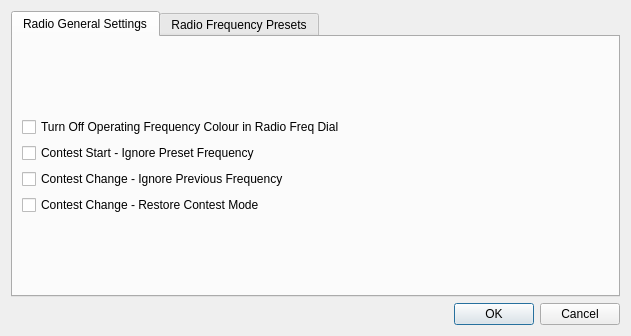
Old version of the form mqt/MqtLogger/radiosettingdialog.ui in the repository Rsclub22/Minos2-Mirror.
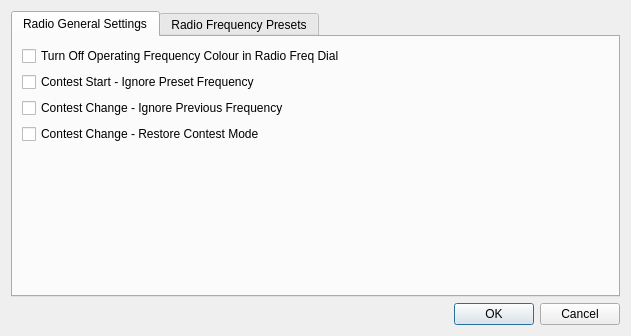
New version of the form.

```diff
--- a/mqt/MqtLogger/radiosettingdialog.ui
+++ b/mqt/MqtLogger/radiosettingdialog.ui
@@ -16,6 +16,9 @@
   <layout class="QVBoxLayout" name="verticalLayout_5">
    <item>
     <widget class="QTabWidget" name="radioSettingsTabWidget">
+     <property name="autoFillBackground">
+      <bool>true</bool>
+     </property>
      <property name="currentIndex">
       <number>0</number>
      </property>
@@ -54,6 +57,19 @@
            </property>
           </widget>
          </item>
+         <item>
+          <spacer name="verticalSpacer">
+           <property name="orientation">
+            <enum>Qt::Vertical</enum>
+           </property>
+           <property name="sizeHint" stdset="0">
+            <size>
+             <width>20</width>
+             <height>40</height>
+            </size>
+           </property>
+          </spacer>
+         </item>
         </layout>
        </item>
       </layout>
```
Left out of the diff: 8 changed lines with no effect on the pictures.
